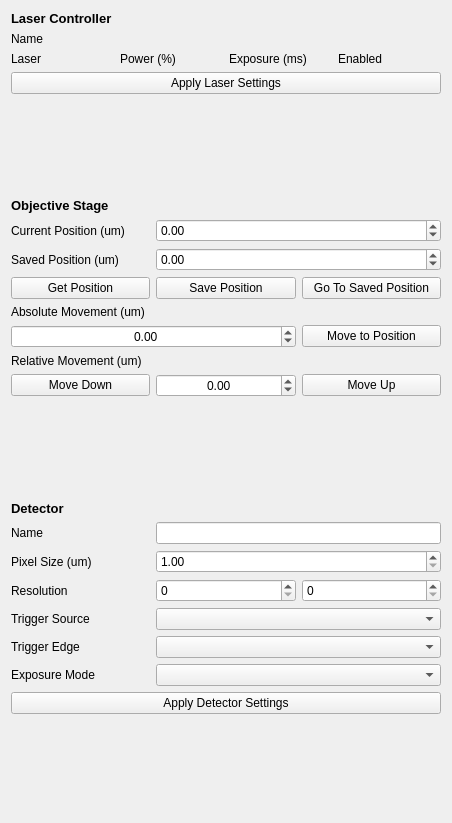
First picture: the form in openlm/ui/qt/OpenLMHardwareWidget.ui, repository DeMarcoLab/openCLEM, before the edit.
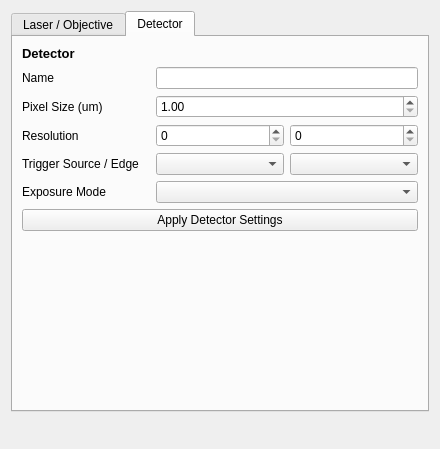
Second picture: the form after the edit. The open tabs and pages were chosen to show the change.

Commit message: add tab to hardware

Diff of the .ui file:
```diff
--- a/openlm/ui/qt/OpenLMHardwareWidget.ui
+++ b/openlm/ui/qt/OpenLMHardwareWidget.ui
@@ -6,167 +6,148 @@
    <rect>
     <x>0</x>
     <y>0</y>
-    <width>452</width>
-    <height>823</height>
+    <width>440</width>
+    <height>449</height>
    </rect>
   </property>
   <property name="windowTitle">
    <string>Form</string>
   </property>
   <layout class="QGridLayout" name="gridLayout">
-   <item row="21" column="1" colspan="2">
-    <widget class="QComboBox" name="comboBox_trigger_edge"/>
-   </item>
-   <item row="14" column="1">
-    <widget class="QDoubleSpinBox" name="doubleSpinBox_relative_position">
-     <property name="alignment">
-      <set>Qt::AlignCenter</set>
+   <item row="0" column="0" colspan="3">
+    <widget class="QTabWidget" name="tabWidget">
+     <property name="currentIndex">
+      <number>0</number>
      </property>
-     <property name="minimum">
-      <double>-100000000.000000000000000</double>
-     </property>
-     <property name="maximum">
-      <double>1000000000.000000000000000</double>
-     </property>
-    </widget>
-   </item>
-   <item row="20" column="0">
-    <widget class="QLabel" name="label_trigger_source">
+     <widget class="QWidget" name="tab_laser">
+      <attribute name="title">
+       <string>Laser / Objective</string>
+      </attribute>
+      <layout class="QGridLayout" name="gridLayout_2">
+       <item row="9" column="2">
+        <widget class="QPushButton" name="pushButton_goto_saved_position">
      <property name="text">
-      <string>Trigger Source</string>
+          <string>Go To Saved Position</string>
      </property>
     </widget>
    </item>
-   <item row="19" column="2">
-    <widget class="QSpinBox" name="spinBox_resolution_y">
-     <property name="maximum">
-      <number>1000000000</number>
+       <item row="5" column="0">
+        <widget class="QLabel" name="label_objective_header">
+         <property name="font">
+          <font>
+           <pointsize>10</pointsize>
+           <weight>75</weight>
+           <bold>true</bold>
+          </font>
+         </property>
+         <property name="text">
+          <string>Objective Stage</string>
      </property>
     </widget>
    </item>
    <item row="7" column="0">
-    <widget class="QLabel" name="label_saved_position">
-     <property name="text">
-      <string>Saved Position (um)</string>
-     </property>
-    </widget>
-   </item>
-   <item row="18" column="0">
-    <widget class="QLabel" name="label_pixelsize">
-     <property name="text">
-      <string>Pixel Size (um)</string>
-     </property>
-    </widget>
-   </item>
-   <item row="21" column="0">
-    <widget class="QLabel" name="label_trigger_edge">
-     <property name="text">
-      <string>Trigger Edge</string>
-     </property>
-    </widget>
-   </item>
-   <item row="14" column="2">
-    <widget class="QPushButton" name="pushButton_move_relative_up">
-     <property name="text">
-      <string>Move Up</string>
-     </property>
-    </widget>
-   </item>
-   <item row="17" column="0">
-    <widget class="QLabel" name="label_name">
-     <property name="text">
-      <string>Name</string>
-     </property>
-    </widget>
-   </item>
-   <item row="22" column="0">
-    <widget class="QLabel" name="label_exposure_mode">
-     <property name="text">
-      <string>Exposure Mode</string>
-     </property>
-    </widget>
-   </item>
-   <item row="17" column="1" colspan="2">
-    <widget class="QLineEdit" name="lineEdit_detector_name"/>
-   </item>
-   <item row="14" column="0">
-    <widget class="QPushButton" name="pushButton_move_relative_down">
-     <property name="text">
-      <string>Move Down</string>
-     </property>
-    </widget>
-   </item>
-   <item row="6" column="0">
     <widget class="QLabel" name="label_current_position">
      <property name="text">
       <string>Current Position (um)</string>
      </property>
     </widget>
    </item>
-   <item row="8" column="1">
+       <item row="13" column="0">
+        <widget class="QPushButton" name="pushButton_move_relative_down">
+         <property name="text">
+          <string>Move Down</string>
+         </property>
+        </widget>
+       </item>
+       <item row="9" column="1">
     <widget class="QPushButton" name="pushButton_save_position">
      <property name="text">
       <string>Save Position</string>
      </property>
     </widget>
    </item>
-   <item row="20" column="1" colspan="2">
-    <widget class="QComboBox" name="comboBox_trigger_source"/>
-   </item>
-   <item row="18" column="1" colspan="2">
-    <widget class="QDoubleSpinBox" name="doubleSpinBox_pixelsize">
-     <property name="decimals">
-      <number>2</number>
+       <item row="10" column="0">
+        <widget class="QLabel" name="label_absolute_position">
+         <property name="text">
+          <string>Absolute Movement (um)</string>
+         </property>
+        </widget>
+       </item>
+       <item row="11" column="0">
+        <widget class="QDoubleSpinBox" name="doubleSpinBox_absolute_position">
+         <property name="alignment">
+          <set>Qt::AlignCenter</set>
      </property>
      <property name="minimum">
-      <double>1.000000000000000</double>
+          <double>-100000000.000000000000000</double>
      </property>
      <property name="maximum">
-      <double>10000.000000000000000</double>
-     </property>
-     <property name="singleStep">
-      <double>0.010000000000000</double>
+          <double>1000000000.000000000000000</double>
+         </property>
+        </widget>
+       </item>
+       <item row="12" column="0">
+        <widget class="QLabel" name="label_relative_position">
+         <property name="text">
+          <string>Relative Movement (um)</string>
+         </property>
+        </widget>
+       </item>
+       <item row="8" column="0">
+        <widget class="QLabel" name="label_saved_position">
+         <property name="text">
+          <string>Saved Position (um)</string>
+         </property>
+        </widget>
+       </item>
+       <item row="13" column="1">
+        <widget class="QDoubleSpinBox" name="doubleSpinBox_relative_position">
+         <property name="alignment">
+          <set>Qt::AlignCenter</set>
+         </property>
+         <property name="minimum">
+          <double>-100000000.000000000000000</double>
+         </property>
+         <property name="maximum">
+          <double>1000000000.000000000000000</double>
+         </property>
+        </widget>
+       </item>
+       <item row="13" column="2">
+        <widget class="QPushButton" name="pushButton_move_relative_up">
+         <property name="text">
+          <string>Move Up</string>
+         </property>
+        </widget>
+       </item>
+       <item row="9" column="0">
+        <widget class="QPushButton" name="pushButton_get_position">
+         <property name="text">
+          <string>Get Position</string>
+         </property>
+        </widget>
+       </item>
+       <item row="14" column="1">
+        <spacer name="verticalSpacer">
+         <property name="orientation">
+          <enum>Qt::Vertical</enum>
+         </property>
+         <property name="sizeHint" stdset="0">
+          <size>
+           <width>20</width>
+           <height>40</height>
+          </size>
+         </property>
+        </spacer>
+       </item>
+       <item row="11" column="1" colspan="2">
+        <widget class="QPushButton" name="pushButton_move_absolute">
+         <property name="text">
+          <string>Move to Position</string>
      </property>
     </widget>
    </item>
    <item row="7" column="1" colspan="2">
-    <widget class="QDoubleSpinBox" name="doubleSpinBox_saved_position">
-     <property name="minimum">
-      <double>-1000000000.000000000000000</double>
-     </property>
-     <property name="maximum">
-      <double>10000000000.000000000000000</double>
-     </property>
-    </widget>
-   </item>
-   <item row="35" column="0" colspan="3">
-    <spacer name="verticalSpacer_2">
-     <property name="orientation">
-      <enum>Qt::Vertical</enum>
-     </property>
-     <property name="sizeHint" stdset="0">
-      <size>
-       <width>20</width>
-       <height>40</height>
-      </size>
-     </property>
-    </spacer>
-   </item>
-   <item row="8" column="2">
-    <widget class="QPushButton" name="pushButton_goto_saved_position">
-     <property name="text">
-      <string>Go To Saved Position</string>
-     </property>
-    </widget>
-   </item>
-   <item row="34" column="0" colspan="3">
-    <widget class="QPushButton" name="pushButton_apply_detector_settings">
-     <property name="text">
-      <string>Apply Detector Settings</string>
-     </property>
-    </widget>
-   </item>
-   <item row="6" column="1" colspan="2">
     <widget class="QDoubleSpinBox" name="doubleSpinBox_current_position">
      <property name="minimum">
       <double>-10000000000.000000000000000</double>
@@ -176,34 +157,20 @@
      </property>
     </widget>
    </item>
-   <item row="19" column="1">
-    <widget class="QSpinBox" name="spinBox_resolution_x">
+       <item row="8" column="1" colspan="2">
+        <widget class="QDoubleSpinBox" name="doubleSpinBox_saved_position">
+         <property name="minimum">
+          <double>-1000000000.000000000000000</double>
+         </property>
      <property name="maximum">
-      <number>1000000</number>
+          <double>10000000000.000000000000000</double>
      </property>
     </widget>
    </item>
-   <item row="19" column="0">
-    <widget class="QLabel" name="label_resolution">
+       <item row="3" column="0" colspan="3">
+        <widget class="QPushButton" name="pushButton_apply_laser_settings">
      <property name="text">
-      <string>Resolution</string>
-     </property>
-    </widget>
-   </item>
-   <item row="8" column="0">
-    <widget class="QPushButton" name="pushButton_get_position">
-     <property name="text">
-      <string>Get Position</string>
-     </property>
-    </widget>
-   </item>
-   <item row="22" column="1" colspan="2">
-    <widget class="QComboBox" name="comboBox_exposure_mode"/>
-   </item>
-   <item row="1" column="0" colspan="2">
-    <widget class="QLabel" name="label_lc_name">
-     <property name="text">
-      <string>Name</string>
+          <string>Apply Laser Settings</string>
      </property>
     </widget>
    </item>
@@ -239,84 +206,10 @@
      </item>
     </layout>
    </item>
-   <item row="3" column="0" colspan="3">
-    <widget class="QPushButton" name="pushButton_apply_laser_settings">
+       <item row="1" column="0" colspan="3">
+        <widget class="QLabel" name="label_lc_name">
      <property name="text">
-      <string>Apply Laser Settings</string>
-     </property>
-    </widget>
-   </item>
-   <item row="4" column="0" colspan="3">
-    <spacer name="verticalSpacer_3">
-     <property name="orientation">
-      <enum>Qt::Vertical</enum>
-     </property>
-     <property name="sizeHint" stdset="0">
-      <size>
-       <width>20</width>
-       <height>40</height>
-      </size>
-     </property>
-    </spacer>
-   </item>
-   <item row="9" column="0" colspan="3">
-    <widget class="QLabel" name="label_absolute_position">
-     <property name="text">
-      <string>Absolute Movement (um)</string>
-     </property>
-    </widget>
-   </item>
-   <item row="10" column="0" colspan="2">
-    <widget class="QDoubleSpinBox" name="doubleSpinBox_absolute_position">
-     <property name="alignment">
-      <set>Qt::AlignCenter</set>
-     </property>
-     <property name="minimum">
-      <double>-100000000.000000000000000</double>
-     </property>
-     <property name="maximum">
-      <double>1000000000.000000000000000</double>
-     </property>
-    </widget>
-   </item>
-   <item row="10" column="2">
-    <widget class="QPushButton" name="pushButton_move_absolute">
-     <property name="text">
-      <string>Move to Position</string>
-     </property>
-    </widget>
-   </item>
-   <item row="15" column="0" colspan="3">
-    <spacer name="verticalSpacer">
-     <property name="orientation">
-      <enum>Qt::Vertical</enum>
-     </property>
-     <property name="sizeHint" stdset="0">
-      <size>
-       <width>20</width>
-       <height>40</height>
-      </size>
-     </property>
-    </spacer>
-   </item>
-   <item row="13" column="0" colspan="3">
-    <widget class="QLabel" name="label_relative_position">
-     <property name="text">
-      <string>Relative Movement (um)</string>
-     </property>
-    </widget>
-   </item>
-   <item row="5" column="0" colspan="3">
-    <widget class="QLabel" name="label_objective_header">
-     <property name="font">
-      <font>
-       <pointsize>10</pointsize>
-       <weight>75</weight>
-       <bold>true</bold>
-      </font>
-     </property>
-     <property name="text">
-      <string>Objective Stage</string>
+          <string>Name</string>
      </property>
     </widget>
    </item>
@@ -334,7 +227,101 @@
      </property>
     </widget>
    </item>
-   <item row="16" column="0" colspan="3">
+       <item row="4" column="0" colspan="3">
+        <spacer name="verticalSpacer_3">
+         <property name="orientation">
+          <enum>Qt::Vertical</enum>
+         </property>
+         <property name="sizeHint" stdset="0">
+          <size>
+           <width>20</width>
+           <height>40</height>
+          </size>
+         </property>
+        </spacer>
+       </item>
+      </layout>
+     </widget>
+     <widget class="QWidget" name="tab_detector">
+      <attribute name="title">
+       <string>Detector</string>
+      </attribute>
+      <layout class="QGridLayout" name="gridLayout_3">
+       <item row="4" column="3">
+        <widget class="QComboBox" name="comboBox_trigger_edge"/>
+       </item>
+       <item row="1" column="1">
+        <widget class="QLabel" name="label_name">
+         <property name="text">
+          <string>Name</string>
+         </property>
+        </widget>
+       </item>
+       <item row="3" column="2">
+        <widget class="QSpinBox" name="spinBox_resolution_x">
+         <property name="maximum">
+          <number>1000000</number>
+         </property>
+        </widget>
+       </item>
+       <item row="1" column="2" colspan="2">
+        <widget class="QLineEdit" name="lineEdit_detector_name"/>
+       </item>
+       <item row="2" column="1">
+        <widget class="QLabel" name="label_pixelsize">
+         <property name="text">
+          <string>Pixel Size (um)</string>
+         </property>
+        </widget>
+       </item>
+       <item row="4" column="2">
+        <widget class="QComboBox" name="comboBox_trigger_source"/>
+       </item>
+       <item row="2" column="2" colspan="2">
+        <widget class="QDoubleSpinBox" name="doubleSpinBox_pixelsize">
+         <property name="decimals">
+          <number>2</number>
+         </property>
+         <property name="minimum">
+          <double>1.000000000000000</double>
+         </property>
+         <property name="maximum">
+          <double>10000.000000000000000</double>
+         </property>
+         <property name="singleStep">
+          <double>0.010000000000000</double>
+         </property>
+        </widget>
+       </item>
+       <item row="6" column="1" colspan="3">
+        <widget class="QPushButton" name="pushButton_apply_detector_settings">
+         <property name="text">
+          <string>Apply Detector Settings</string>
+         </property>
+        </widget>
+       </item>
+       <item row="3" column="1">
+        <widget class="QLabel" name="label_resolution">
+         <property name="text">
+          <string>Resolution</string>
+         </property>
+        </widget>
+       </item>
+       <item row="3" column="3">
+        <widget class="QSpinBox" name="spinBox_resolution_y">
+         <property name="maximum">
+          <number>1000000000</number>
+         </property>
+        </widget>
+       </item>
+       <item row="4" column="1">
+        <widget class="QLabel" name="label_trigger_source">
+         <property name="text">
+          <string>Trigger Source / Edge</string>
+         </property>
+        </widget>
+       </item>
+       <item row="0" column="1">
     <widget class="QLabel" name="label_detector_header">
      <property name="font">
       <font>
@@ -347,6 +334,46 @@
       <string>Detector</string>
      </property>
     </widget>
+       </item>
+       <item row="5" column="2" colspan="2">
+        <widget class="QComboBox" name="comboBox_exposure_mode"/>
+       </item>
+       <item row="5" column="1">
+        <widget class="QLabel" name="label_exposure_mode">
+         <property name="text">
+          <string>Exposure Mode</string>
+         </property>
+        </widget>
+       </item>
+       <item row="7" column="1" colspan="3">
+        <spacer name="verticalSpacer_2">
+         <property name="orientation">
+          <enum>Qt::Vertical</enum>
+         </property>
+         <property name="sizeHint" stdset="0">
+          <size>
+           <width>20</width>
+           <height>40</height>
+          </size>
+         </property>
+        </spacer>
+       </item>
+      </layout>
+     </widget>
+    </widget>
+   </item>
+   <item row="1" column="0" colspan="3">
+    <spacer name="verticalSpacer_4">
+     <property name="orientation">
+      <enum>Qt::Vertical</enum>
+     </property>
+     <property name="sizeHint" stdset="0">
+      <size>
+       <width>20</width>
+       <height>40</height>
+      </size>
+     </property>
+    </spacer>
    </item>
   </layout>
  </widget>
```
Lines whose indentation alone changed are shown as unchanged. The commit also changes 1 other file.
